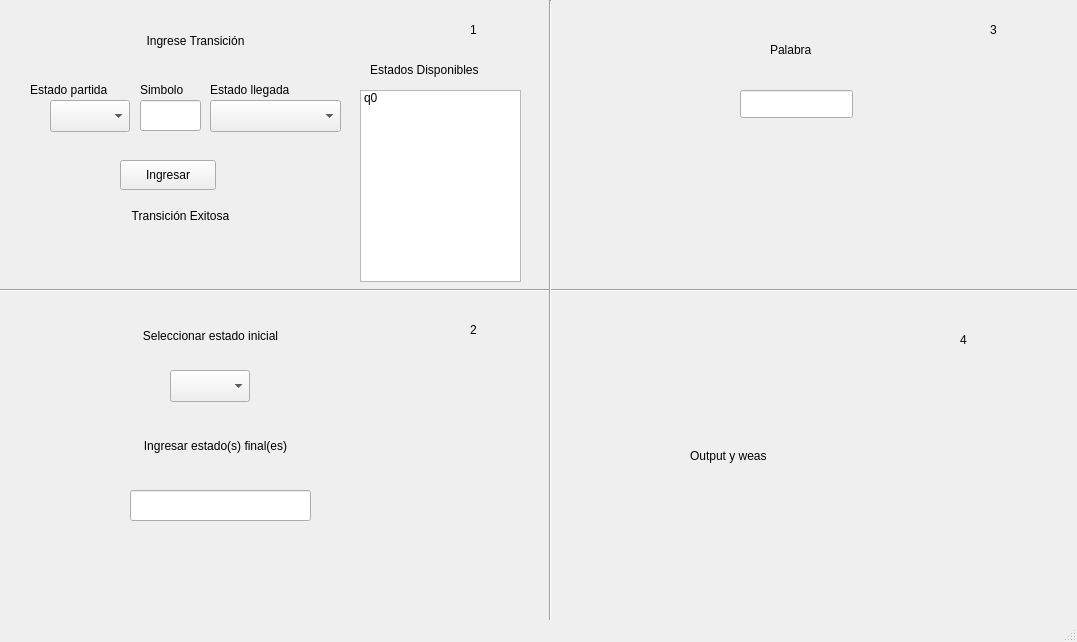
Qt form AFD_Automatas/mainwindow.ui (MrLohren/AFD_Automatas) before a commit.
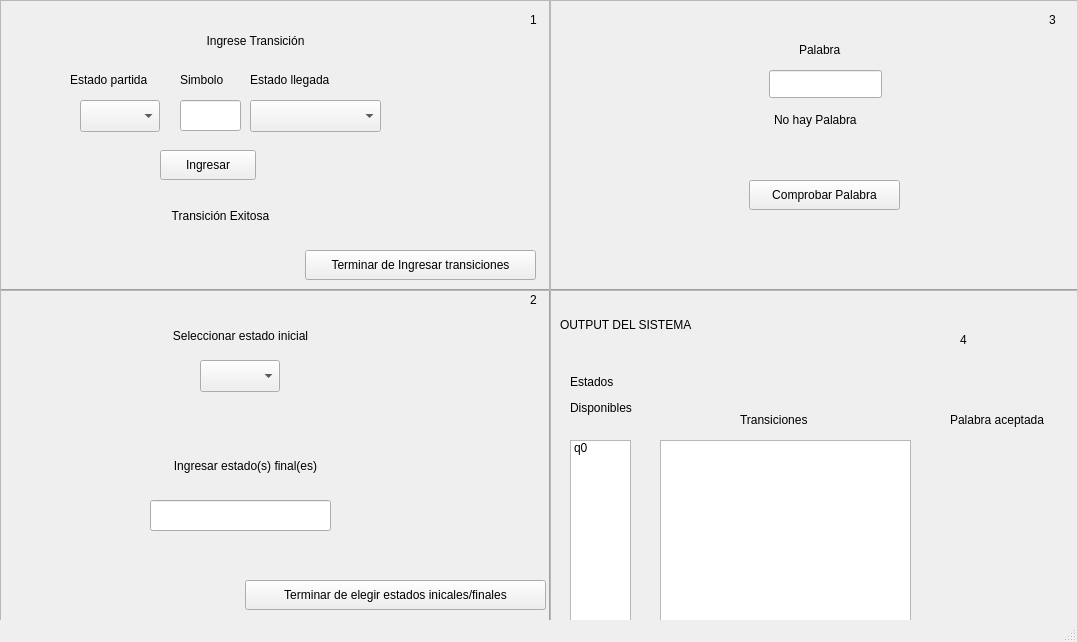
The same form after that commit.

Commit message: Rediseño interfaz

What changed in the file:
```diff
--- a/AFD_Automatas/mainwindow.ui
+++ b/AFD_Automatas/mainwindow.ui
@@ -14,112 +14,6 @@
    <string>MainWindow</string>
   </property>
   <widget class="QWidget" name="centralWidget">
-   <widget class="QLabel" name="label">
-    <property name="geometry">
-     <rect>
-      <x>120</x>
-      <y>10</y>
-      <width>151</width>
-      <height>61</height>
-     </rect>
-    </property>
-    <property name="text">
-     <string>Ingrese Transición</string>
-    </property>
-    <property name="alignment">
-     <set>Qt::AlignCenter</set>
-    </property>
-   </widget>
-   <widget class="QLabel" name="label2">
-    <property name="geometry">
-     <rect>
-      <x>0</x>
-      <y>190</y>
-      <width>361</width>
-      <height>51</height>
-     </rect>
-    </property>
-    <property name="frameShape">
-     <enum>QFrame::NoFrame</enum>
-    </property>
-    <property name="text">
-     <string>Transición Exitosa</string>
-    </property>
-    <property name="scaledContents">
-     <bool>false</bool>
-    </property>
-    <property name="alignment">
-     <set>Qt::AlignCenter</set>
-    </property>
-   </widget>
-   <widget class="QPushButton" name="pushButton">
-    <property name="geometry">
-     <rect>
-      <x>120</x>
-      <y>160</y>
-      <width>96</width>
-      <height>30</height>
-     </rect>
-    </property>
-    <property name="text">
-     <string>Ingresar</string>
-    </property>
-   </widget>
-   <widget class="QComboBox" name="comboBox">
-    <property name="geometry">
-     <rect>
-      <x>50</x>
-      <y>100</y>
-      <width>80</width>
-      <height>32</height>
-     </rect>
-    </property>
-    <item>
-     <property name="text">
-      <string/>
-     </property>
-    </item>
-    <item>
-     <property name="text">
-      <string>q0</string>
-     </property>
-    </item>
-   </widget>
-   <widget class="QLineEdit" name="lineEdit">
-    <property name="geometry">
-     <rect>
-      <x>140</x>
-      <y>100</y>
-      <width>61</width>
-      <height>31</height>
-     </rect>
-    </property>
-   </widget>
-   <widget class="QComboBox" name="comboBox_2">
-    <property name="geometry">
-     <rect>
-      <x>210</x>
-      <y>100</y>
-      <width>131</width>
-      <height>32</height>
-     </rect>
-    </property>
-    <item>
-     <property name="text">
-      <string/>
-     </property>
-    </item>
-    <item>
-     <property name="text">
-      <string>Nuevo Estado</string>
-     </property>
-    </item>
-    <item>
-     <property name="text">
-      <string>q0</string>
-     </property>
-    </item>
-   </widget>
    <widget class="Line" name="line">
     <property name="geometry">
      <rect>
@@ -146,120 +40,6 @@
      <enum>Qt::Vertical</enum>
     </property>
    </widget>
-   <widget class="QLabel" name="label_2">
-    <property name="geometry">
-     <rect>
-      <x>470</x>
-      <y>20</y>
-      <width>66</width>
-      <height>20</height>
-     </rect>
-    </property>
-    <property name="text">
-     <string>1</string>
-    </property>
-   </widget>
-   <widget class="QLabel" name="label_3">
-    <property name="geometry">
-     <rect>
-      <x>70</x>
-      <y>310</y>
-      <width>281</width>
-      <height>51</height>
-     </rect>
-    </property>
-    <property name="text">
-     <string>Seleccionar estado inicial</string>
-    </property>
-    <property name="alignment">
-     <set>Qt::AlignCenter</set>
-    </property>
-   </widget>
-   <widget class="QComboBox" name="comboBox_3">
-    <property name="geometry">
-     <rect>
-      <x>170</x>
-      <y>370</y>
-      <width>80</width>
-      <height>32</height>
-     </rect>
-    </property>
-   </widget>
-   <widget class="QLabel" name="label_4">
-    <property name="geometry">
-     <rect>
-      <x>100</x>
-      <y>430</y>
-      <width>231</width>
-      <height>31</height>
-     </rect>
-    </property>
-    <property name="text">
-     <string>Ingresar estado(s) final(es)</string>
-    </property>
-    <property name="alignment">
-     <set>Qt::AlignCenter</set>
-    </property>
-   </widget>
-   <widget class="QLineEdit" name="lineEdit_2">
-    <property name="geometry">
-     <rect>
-      <x>130</x>
-      <y>490</y>
-      <width>181</width>
-      <height>31</height>
-     </rect>
-    </property>
-   </widget>
-   <widget class="QLabel" name="label_5">
-    <property name="geometry">
-     <rect>
-      <x>770</x>
-      <y>40</y>
-      <width>66</width>
-      <height>20</height>
-     </rect>
-    </property>
-    <property name="text">
-     <string>Palabra</string>
-    </property>
-   </widget>
-   <widget class="QLineEdit" name="lineEdit_3">
-    <property name="geometry">
-     <rect>
-      <x>740</x>
-      <y>90</y>
-      <width>113</width>
-      <height>28</height>
-     </rect>
-    </property>
-   </widget>
-   <widget class="QLabel" name="label_6">
-    <property name="geometry">
-     <rect>
-      <x>470</x>
-      <y>320</y>
-      <width>66</width>
-      <height>20</height>
-     </rect>
-    </property>
-    <property name="text">
-     <string>2</string>
-    </property>
-   </widget>
-   <widget class="QLabel" name="label_7">
-    <property name="geometry">
-     <rect>
-      <x>990</x>
-      <y>20</y>
-      <width>66</width>
-      <height>20</height>
-     </rect>
-    </property>
-    <property name="text">
-     <string>3</string>
-    </property>
-   </widget>
    <widget class="QLabel" name="label_8">
     <property name="geometry">
      <rect>
@@ -276,35 +56,303 @@
    <widget class="QLabel" name="label_9">
     <property name="geometry">
      <rect>
-      <x>690</x>
-      <y>390</y>
-      <width>261</width>
-      <height>131</height>
+      <x>560</x>
+      <y>310</y>
+      <width>271</width>
+      <height>31</height>
      </rect>
     </property>
     <property name="text">
-     <string>Output y weas</string>
+     <string>&lt;html&gt;&lt;head/&gt;&lt;body&gt;&lt;p&gt;OUTPUT DEL SISTEMA&lt;/p&gt;&lt;/body&gt;&lt;/html&gt;</string>
     </property>
    </widget>
-   <widget class="QLabel" name="label_10">
+   <widget class="QFrame" name="frame">
     <property name="geometry">
      <rect>
-      <x>370</x>
-      <y>60</y>
-      <width>161</width>
-      <height>20</height>
+      <x>0</x>
+      <y>0</y>
+      <width>551</width>
+      <height>291</height>
      </rect>
     </property>
-    <property name="text">
-     <string>Estados Disponibles</string>
+    <property name="frameShape">
+     <enum>QFrame::StyledPanel</enum>
     </property>
+    <property name="frameShadow">
+     <enum>QFrame::Raised</enum>
+    </property>
+    <widget class="QComboBox" name="comboBox">
+     <property name="geometry">
+      <rect>
+       <x>80</x>
+       <y>100</y>
+       <width>80</width>
+       <height>32</height>
+      </rect>
+     </property>
+     <item>
+      <property name="text">
+       <string/>
+      </property>
+     </item>
+     <item>
+      <property name="text">
+       <string>q0</string>
+      </property>
+     </item>
+    </widget>
+    <widget class="QLabel" name="label">
+     <property name="geometry">
+      <rect>
+       <x>180</x>
+       <y>10</y>
+       <width>151</width>
+       <height>61</height>
+      </rect>
+     </property>
+     <property name="text">
+      <string>Ingrese Transición</string>
+     </property>
+     <property name="alignment">
+      <set>Qt::AlignCenter</set>
+     </property>
+    </widget>
+    <widget class="QLabel" name="label_11">
+     <property name="geometry">
+      <rect>
+       <x>70</x>
+       <y>70</y>
+       <width>101</width>
+       <height>20</height>
+      </rect>
+     </property>
+     <property name="text">
+      <string>Estado partida</string>
+     </property>
+    </widget>
+    <widget class="QLabel" name="label_12">
+     <property name="geometry">
+      <rect>
+       <x>180</x>
+       <y>70</y>
+       <width>66</width>
+       <height>20</height>
+      </rect>
+     </property>
+     <property name="text">
+      <string>Simbolo</string>
+     </property>
+    </widget>
+    <widget class="QLabel" name="label_13">
+     <property name="geometry">
+      <rect>
+       <x>250</x>
+       <y>70</y>
+       <width>111</width>
+       <height>20</height>
+      </rect>
+     </property>
+     <property name="text">
+      <string>Estado llegada</string>
+     </property>
+    </widget>
+    <widget class="QLineEdit" name="lineEdit">
+     <property name="geometry">
+      <rect>
+       <x>180</x>
+       <y>100</y>
+       <width>61</width>
+       <height>31</height>
+      </rect>
+     </property>
+    </widget>
+    <widget class="QComboBox" name="comboBox_2">
+     <property name="geometry">
+      <rect>
+       <x>250</x>
+       <y>100</y>
+       <width>131</width>
+       <height>32</height>
+      </rect>
+     </property>
+     <item>
+      <property name="text">
+       <string/>
+      </property>
+     </item>
+     <item>
+      <property name="text">
+       <string>Nuevo Estado</string>
+      </property>
+     </item>
+     <item>
+      <property name="text">
+       <string>q0</string>
+      </property>
+     </item>
+    </widget>
+    <widget class="QPushButton" name="pushButton">
+     <property name="geometry">
+      <rect>
+       <x>160</x>
+       <y>150</y>
+       <width>96</width>
+       <height>30</height>
+      </rect>
+     </property>
+     <property name="text">
+      <string>Ingresar</string>
+     </property>
+    </widget>
+    <widget class="QLabel" name="label2">
+     <property name="geometry">
+      <rect>
+       <x>40</x>
+       <y>190</y>
+       <width>361</width>
+       <height>51</height>
+      </rect>
+     </property>
+     <property name="frameShape">
+      <enum>QFrame::NoFrame</enum>
+     </property>
+     <property name="text">
+      <string>Transición Exitosa</string>
+     </property>
+     <property name="scaledContents">
+      <bool>false</bool>
+     </property>
+     <property name="alignment">
+      <set>Qt::AlignCenter</set>
+     </property>
+    </widget>
+    <widget class="QPushButton" name="pushButton_2">
+     <property name="geometry">
+      <rect>
+       <x>305</x>
+       <y>250</y>
+       <width>231</width>
+       <height>30</height>
+      </rect>
+     </property>
+     <property name="text">
+      <string>Terminar de Ingresar transiciones</string>
+     </property>
+    </widget>
+    <widget class="QLabel" name="label_2">
+     <property name="geometry">
+      <rect>
+       <x>530</x>
+       <y>10</y>
+       <width>16</width>
+       <height>20</height>
+      </rect>
+     </property>
+     <property name="text">
+      <string>1</string>
+     </property>
+    </widget>
+   </widget>
+   <widget class="QFrame" name="frame_2">
+    <property name="geometry">
+     <rect>
+      <x>0</x>
+      <y>290</y>
+      <width>551</width>
+      <height>351</height>
+     </rect>
+    </property>
+    <property name="frameShape">
+     <enum>QFrame::StyledPanel</enum>
+    </property>
+    <property name="frameShadow">
+     <enum>QFrame::Raised</enum>
+    </property>
+    <widget class="QLabel" name="label_3">
+     <property name="geometry">
+      <rect>
+       <x>100</x>
+       <y>20</y>
+       <width>281</width>
+       <height>51</height>
+      </rect>
+     </property>
+     <property name="text">
+      <string>Seleccionar estado inicial</string>
+     </property>
+     <property name="alignment">
+      <set>Qt::AlignCenter</set>
+     </property>
+    </widget>
+    <widget class="QComboBox" name="comboBox_3">
+     <property name="geometry">
+      <rect>
+       <x>200</x>
+       <y>70</y>
+       <width>80</width>
+       <height>32</height>
+      </rect>
+     </property>
+    </widget>
+    <widget class="QLabel" name="label_4">
+     <property name="geometry">
+      <rect>
+       <x>130</x>
+       <y>160</y>
+       <width>231</width>
+       <height>31</height>
+      </rect>
+     </property>
+     <property name="text">
+      <string>Ingresar estado(s) final(es)</string>
+     </property>
+     <property name="alignment">
+      <set>Qt::AlignCenter</set>
+     </property>
+    </widget>
+    <widget class="QLineEdit" name="lineEdit_2">
+     <property name="geometry">
+      <rect>
+       <x>150</x>
+       <y>210</y>
+       <width>181</width>
+       <height>31</height>
+      </rect>
+     </property>
+    </widget>
+    <widget class="QLabel" name="label_6">
+     <property name="geometry">
+      <rect>
+       <x>530</x>
+       <y>0</y>
+       <width>16</width>
+       <height>20</height>
+      </rect>
+     </property>
+     <property name="text">
+      <string>2</string>
+     </property>
+    </widget>
+    <widget class="QPushButton" name="pushButton_3">
+     <property name="geometry">
+      <rect>
+       <x>245</x>
+       <y>290</y>
+       <width>301</width>
+       <height>30</height>
+      </rect>
+     </property>
+     <property name="text">
+      <string>Terminar de elegir estados inicales/finales</string>
+     </property>
+    </widget>
    </widget>
    <widget class="QListWidget" name="listWidget">
     <property name="geometry">
      <rect>
-      <x>360</x>
-      <y>90</y>
-      <width>161</width>
+      <x>570</x>
+      <y>440</y>
+      <width>61</width>
       <height>192</height>
      </rect>
     </property>
@@ -314,43 +362,131 @@
      </property>
     </item>
    </widget>
-   <widget class="QLabel" name="label_11">
+   <widget class="QLabel" name="label_10">
     <property name="geometry">
      <rect>
-      <x>30</x>
-      <y>80</y>
-      <width>101</width>
-      <height>20</height>
+      <x>570</x>
+      <y>370</y>
+      <width>81</width>
+      <height>51</height>
      </rect>
     </property>
     <property name="text">
-     <string>Estado partida</string>
+     <string>&lt;html&gt;&lt;head/&gt;&lt;body&gt;&lt;p&gt;Estados&lt;/p&gt;&lt;p&gt;Disponibles&lt;/p&gt;&lt;/body&gt;&lt;/html&gt;</string>
     </property>
    </widget>
-   <widget class="QLabel" name="label_12">
+   <widget class="QFrame" name="frame_3">
     <property name="geometry">
      <rect>
-      <x>140</x>
-      <y>80</y>
-      <width>66</width>
+      <x>549</x>
+      <y>0</y>
+      <width>531</width>
+      <height>291</height>
+     </rect>
+    </property>
+    <property name="frameShape">
+     <enum>QFrame::StyledPanel</enum>
+    </property>
+    <property name="frameShadow">
+     <enum>QFrame::Raised</enum>
+    </property>
+    <widget class="QLineEdit" name="lineEdit_3">
+     <property name="geometry">
+      <rect>
+       <x>220</x>
+       <y>70</y>
+       <width>113</width>
+       <height>28</height>
+      </rect>
+     </property>
+    </widget>
+    <widget class="QLabel" name="label_5">
+     <property name="geometry">
+      <rect>
+       <x>250</x>
+       <y>40</y>
+       <width>66</width>
+       <height>20</height>
+      </rect>
+     </property>
+     <property name="text">
+      <string>Palabra</string>
+     </property>
+    </widget>
+    <widget class="QLabel" name="label_7">
+     <property name="geometry">
+      <rect>
+       <x>500</x>
+       <y>10</y>
+       <width>16</width>
+       <height>20</height>
+      </rect>
+     </property>
+     <property name="text">
+      <string>3</string>
+     </property>
+    </widget>
+    <widget class="QPushButton" name="pushButton_4">
+     <property name="geometry">
+      <rect>
+       <x>200</x>
+       <y>180</y>
+       <width>151</width>
+       <height>30</height>
+      </rect>
+     </property>
+     <property name="text">
+      <string>Comprobar Palabra</string>
+     </property>
+    </widget>
+    <widget class="QLabel" name="label_15">
+     <property name="geometry">
+      <rect>
+       <x>225</x>
+       <y>110</y>
+       <width>111</width>
+       <height>20</height>
+      </rect>
+     </property>
+     <property name="text">
+      <string>No hay Palabra</string>
+     </property>
+    </widget>
+   </widget>
+   <widget class="QLabel" name="label_14">
+    <property name="geometry">
+     <rect>
+      <x>950</x>
+      <y>410</y>
+      <width>121</width>
       <height>20</height>
      </rect>
     </property>
     <property name="text">
-     <string>Simbolo</string>
+     <string>Palabra aceptada</string>
     </property>
    </widget>
-   <widget class="QLabel" name="label_13">
+   <widget class="QListWidget" name="listWidget_2">
     <property name="geometry">
      <rect>
-      <x>210</x>
-      <y>80</y>
-      <width>111</width>
+      <x>660</x>
+      <y>440</y>
+      <width>251</width>
+      <height>192</height>
+     </rect>
+    </property>
+   </widget>
+   <widget class="QLabel" name="label_16">
+    <property name="geometry">
+     <rect>
+      <x>740</x>
+      <y>410</y>
+      <width>131</width>
       <height>20</height>
      </rect>
     </property>
     <property name="text">
-     <string>Estado llegada</string>
+     <string>Transiciones</string>
     </property>
    </widget>
   </widget>
```
Left out of the diff: 13 changed lines with no effect on the pictures. The commit also changes 3 other files.
